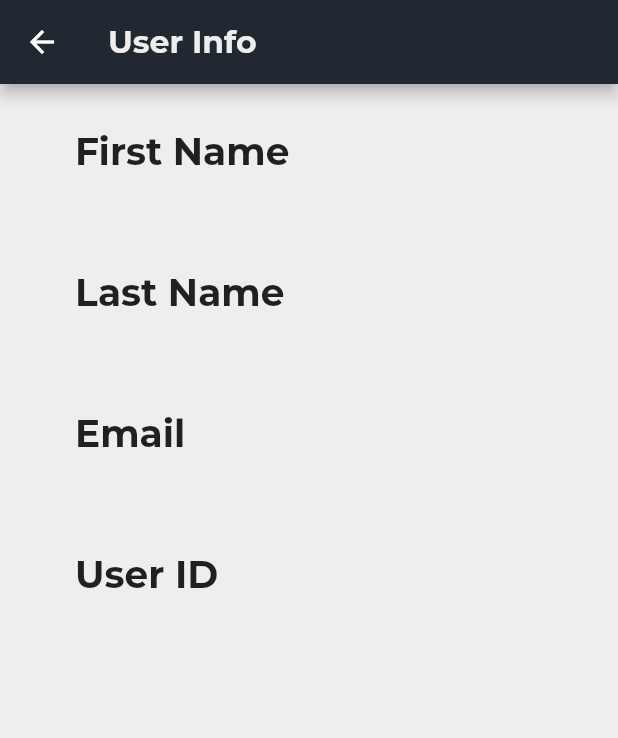
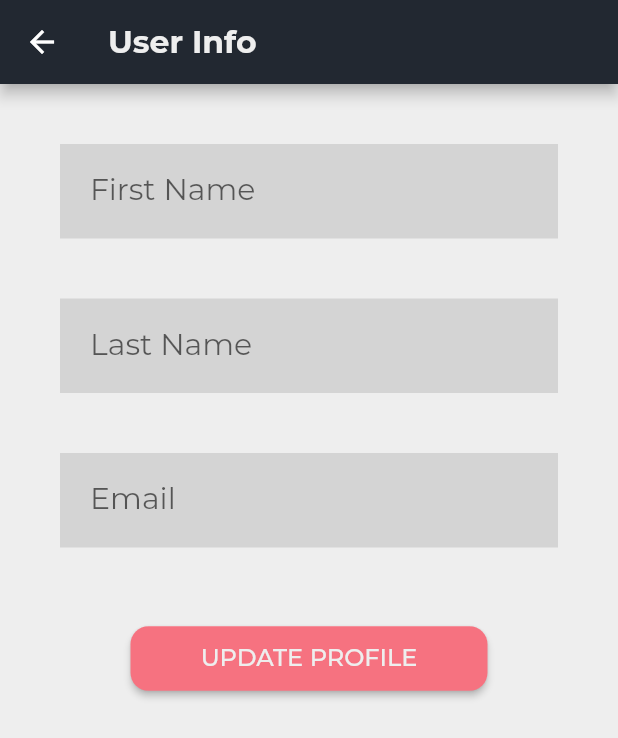
Before and after one commit to AzharMoosa/event-planner, a Flutter app: the UserInfoWidget screen opened directly with empty values, on a phone screen of 412 x 824 dp. Shown: the top 738 px of the screen. Run offline on Flutter 3.47's test engine with Material 2 defaults, Android fonts, the phone set to English and light mode, and no system bars; our stand-ins replace dio, flutter_rating_bar, flutter_spinkit, image_picker, shared_preferences; accounts and stored records are empty; network calls fail.

Commit message:
Updated Admin User Page

```diff
--- a/lib/admin/user_info.dart
+++ b/lib/admin/user_info.dart
@@ -1,5 +1,13 @@
+import 'dart:convert';
+import 'dart:io';
+
 import 'package:flutter/material.dart';
 import 'package:going_out_planner/models/users_list_model.dart';
+import 'package:going_out_planner/settings/admin_page.dart';
+import 'package:going_out_planner/assets/constants.dart' as Constants;
+import 'package:http/http.dart' as http;
+import 'package:shared_preferences/shared_preferences.dart';
+import 'package:going_out_planner/models/user_model.dart';
 
 class UserInfoWidget extends StatefulWidget {
   final UsersList user;
@@ -10,10 +18,48 @@ class UserInfoWidget extends StatefulWidget {
   _UserInfoState createState() => _UserInfoState(user);
 }
 
+Future<UserModel?> _updateUser(
+    String firstName, String lastName, String email) async {
+  final prefs = await SharedPreferences.getInstance();
+  final id = prefs.getString('id') ?? "";
+  final token = prefs.getString('token') ?? "";
+
+  final Map data = {
+    'firstName': firstName,
+    'lastName': lastName,
+    'email': email,
+  };
+
+  final response =
+      await http.put(Uri.parse(Constants.API_URL_UPDATE_USER + "/$id"),
+          headers: {
+            "Content-Type": "application/json",
+            HttpHeaders.authorizationHeader: "Bearer $token"
+          },
+          body: jsonEncode(data));
+
+  if (response.statusCode == 200) {
+    final String responseString = response.body;
+    return userModelFromJson(responseString);
+  } else {
+    return null;
+  }
+}
+
 class _UserInfoState extends State<UserInfoWidget> {
   final UsersList userInfo;
+  TextEditingController firstNameController = new TextEditingController();
+  TextEditingController lastNameController = new TextEditingController();
+  TextEditingController emailController = new TextEditingController();
 
   _UserInfoState(this.userInfo);
+
+  void initState() {
+    super.initState();
+    firstNameController.text = userInfo.firstName;
+    lastNameController.text = userInfo.lastName;
+    emailController.text = userInfo.email;
+  }
 
   @override
   Widget build(BuildContext context) {
@@ -27,98 +73,154 @@ class _UserInfoState extends State<UserInfoWidget> {
                   fontWeight: FontWeight.w700)),
         ),
         body: SingleChildScrollView(
-            child: Container(
-          margin:
-              const EdgeInsets.only(top: 30, left: 50, right: 50, bottom: 30),
           child: Column(
             children: [
               Row(
+                mainAxisAlignment: MainAxisAlignment.center,
                 children: [
-                  Text(
-                    'First Name',
-                    style: TextStyle(fontSize: 25, fontWeight: FontWeight.w700),
-                  ),
+                  Expanded(
+                      child: Container(
+                    margin: const EdgeInsets.only(
+                      top: 40,
+                      left: 40,
+                      right: 40,
+                    ),
+                    child: TextFormField(
+                      style: TextStyle(fontSize: 20),
+                      controller: firstNameController,
+                      decoration: InputDecoration(
+                          labelText: "First Name",
+                          fillColor: Color(0xFFD4D4D4),
+                          filled: true,
+                          border: InputBorder.none,
+                          focusedBorder: InputBorder.none,
+                          enabledBorder: InputBorder.none,
+                          errorBorder: InputBorder.none,
+                          disabledBorder: InputBorder.none,
+                          hintStyle: TextStyle(fontSize: 20),
+                          prefixStyle: TextStyle(fontSize: 50),
+                          contentPadding: const EdgeInsets.symmetric(
+                              vertical: 10.0, horizontal: 20.0)),
+                      validator: (value) {
+                        if (value == null || value.isEmpty) {
+                          return 'Please Enter First Name';
+                        }
+                        return null;
+                      },
+                    ),
+                  ))
                 ],
               ),
               Row(
+                mainAxisAlignment: MainAxisAlignment.center,
                 children: [
-                  Container(
-                    margin: const EdgeInsets.only(top: 20),
-                    child: Text(
-                      '${userInfo.firstName}',
+                  Expanded(
+                      child: Container(
+                    margin: const EdgeInsets.only(
+                      top: 40,
+                      left: 40,
+                      right: 40,
+                    ),
+                    child: TextFormField(
                       style: TextStyle(fontSize: 20),
+                      controller: lastNameController,
+                      decoration: InputDecoration(
+                          labelText: "Last Name",
+                          fillColor: Color(0xFFD4D4D4),
+                          filled: true,
+                          border: InputBorder.none,
+                          focusedBorder: InputBorder.none,
+                          enabledBorder: InputBorder.none,
+                          errorBorder: InputBorder.none,
+                          disabledBorder: InputBorder.none,
+                          hintStyle: TextStyle(fontSize: 20),
+                          prefixStyle: TextStyle(fontSize: 50),
+                          contentPadding: const EdgeInsets.symmetric(
+                              vertical: 10.0, horizontal: 20.0)),
+                      validator: (value) {
+                        if (value == null || value.isEmpty) {
+                          return 'Please Enter Last Name';
+                        }
+                        return null;
+                      },
                     ),
-                  )
+                  ))
                 ],
               ),
               Row(
+                mainAxisAlignment: MainAxisAlignment.center,
                 children: [
-                  Container(
-                      margin: const EdgeInsets.only(top: 20),
-                      child: Text(
-                        'Last Name',
-                        style: TextStyle(
-                            fontSize: 25, fontWeight: FontWeight.w700),
-                      )),
+                  Expanded(
+                      child: Container(
+                    margin: const EdgeInsets.only(
+                      top: 40,
+                      left: 40,
+                      right: 40,
+                    ),
+                    child: TextFormField(
+                      style: TextStyle(fontSize: 20),
+                      controller: emailController,
+                      decoration: InputDecoration(
+                          labelText: "Email",
+                          fillColor: Color(0xFFD4D4D4),
+                          filled: true,
+                          border: InputBorder.none,
+                          focusedBorder: InputBorder.none,
+                          enabledBorder: InputBorder.none,
+                          errorBorder: InputBorder.none,
+                          disabledBorder: InputBorder.none,
+                          hintStyle: TextStyle(fontSize: 20),
+                          prefixStyle: TextStyle(fontSize: 50),
+                          contentPadding: const EdgeInsets.symmetric(
+                              vertical: 10.0, horizontal: 20.0)),
+                      validator: (value) {
+                        if (value == null || value.isEmpty) {
+                          return 'Please Enter Email';
+                        }
+                        return null;
+                      },
+                    ),
+                  ))
                 ],
               ),
               Row(
+                mainAxisAlignment: MainAxisAlignment.center,
                 children: [
                   Container(
-                      width: 300,
-                      margin: const EdgeInsets.only(top: 20),
-                      child: Text(
-                        '${userInfo.lastName}',
-                        style: TextStyle(fontSize: 20),
-                      ))
-                ],
-              ),
-              Row(
-                children: [
-                  Container(
-                      margin: const EdgeInsets.only(top: 20),
-                      child: Text(
-                        'Email',
-                        style: TextStyle(
-                            fontSize: 25, fontWeight: FontWeight.w700),
-                      )),
-                ],
-              ),
-              Row(
-                children: [
-                  Container(
-                      width: 300,
-                      margin: const EdgeInsets.only(top: 20),
-                      child: Text(
-                        userInfo.email,
-                        style: TextStyle(fontSize: 20),
-                      ))
-                ],
-              ),
-              Row(
-                children: [
-                  Container(
-                      margin: const EdgeInsets.only(top: 20),
-                      child: Text(
-                        'User ID',
-                        style: TextStyle(
-                            fontSize: 25, fontWeight: FontWeight.w700),
-                      )),
-                ],
-              ),
-              Row(
-                children: [
-                  Container(
-                      width: 300,
-                      margin: const EdgeInsets.only(top: 20),
-                      child: Text(
-                        userInfo.id,
-                        style: TextStyle(fontSize: 20),
+                      margin: const EdgeInsets.only(top: 50.0),
+                      child: ElevatedButton(
+                        onPressed: () async {
+                          final String firstName = firstNameController.text;
+                          final String lastName = lastNameController.text;
+                          final String email = emailController.text;
+
+                          final UserModel? user =
+                              await _updateUser(firstName, lastName, email);
+
+                          if (user != null) {
+                            Navigator.push(
+                                context,
+                                MaterialPageRoute(
+                                    builder: (context) => AdminPageWidget()));
+                          }
+                        },
+                        child: Text(
+                          'Update Profile'.toUpperCase(),
+                          style:
+                              TextStyle(fontFamily: 'Montserrat', fontSize: 16),
+                        ),
+                        style: ElevatedButton.styleFrom(
+                            primary: Color(0xfff67280),
+                            onPrimary: Color(0xffEEEEEE),
+                            minimumSize: Size(238, 43),
+                            shape: RoundedRectangleBorder(
+                              borderRadius: BorderRadius.circular(12.0),
+                            )),
                       ))
                 ],
               ),
             ],
           ),
-        )));
+        ));
   }
 }
--- a/lib/assets/constants.dart
+++ b/lib/assets/constants.dart
@@ -19,4 +19,4 @@ const String API_URL_DECLINE_INVITE = "http://localhost:5000/api/events";
 const String API_URL_UPLOAD = "http://localhost:5000/api/upload";
 const int DESCRIPTION_CUTOFF = 140;
 const String ABOUT =
-    "Struggling to find places to go? Discover a wide range of places such as restaurants, bars, activities and many more. Once you found a place to go, why not invite your friends? $APP_NAME allows you to easily create events, using places on the app or enter your own details, invite other users and also keep track of your invited events. See all events you are hosting, invited to and information about each event. The search functionality allows you to discover new places easily and gives you easy access to information about each place.";
+    "Struggling to find places to go? Discover a wide range of places such as restaurants, bars, activities and many more. Once you found a place to go, why not invite your friends? $APP_NAME allows you to easily create events, using places on the app or enter your own details, invite other users and also keep track of your invited events. See all events you are hosting, invited to and information about each event. The search functionality allows you to discover new places easily and gives you easy access to information about each place. Start discovering places today!";
```
